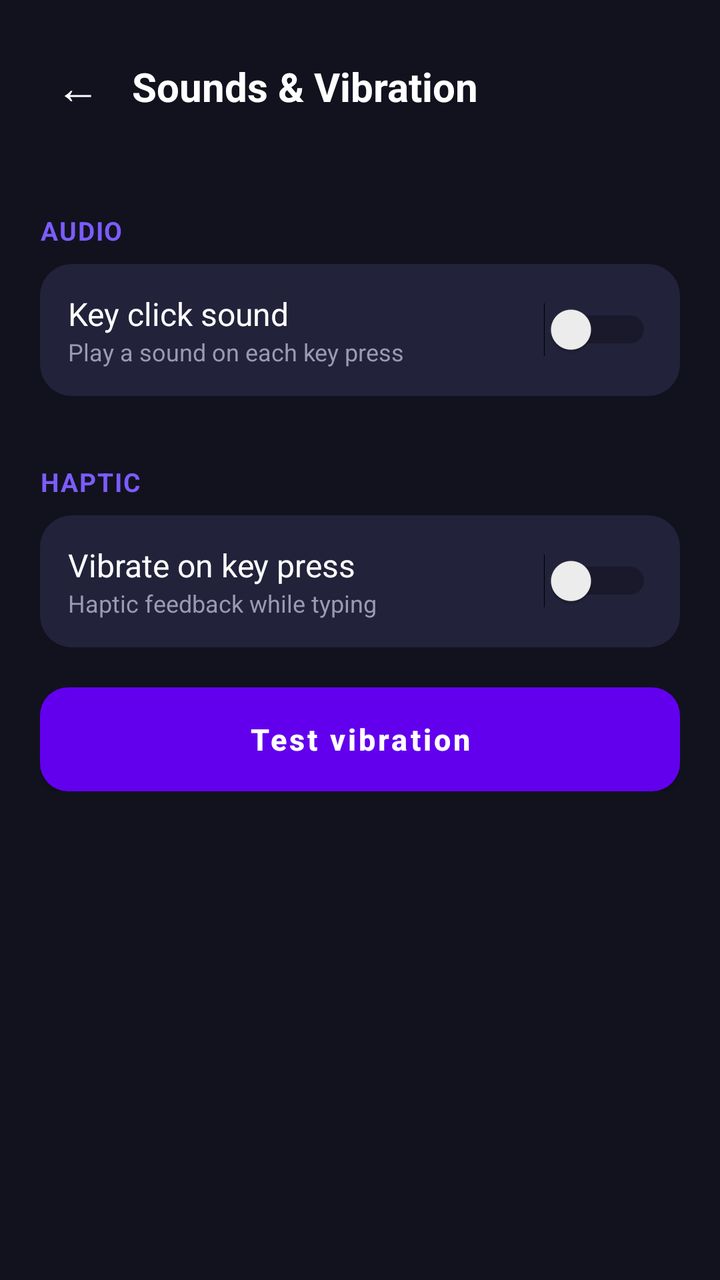
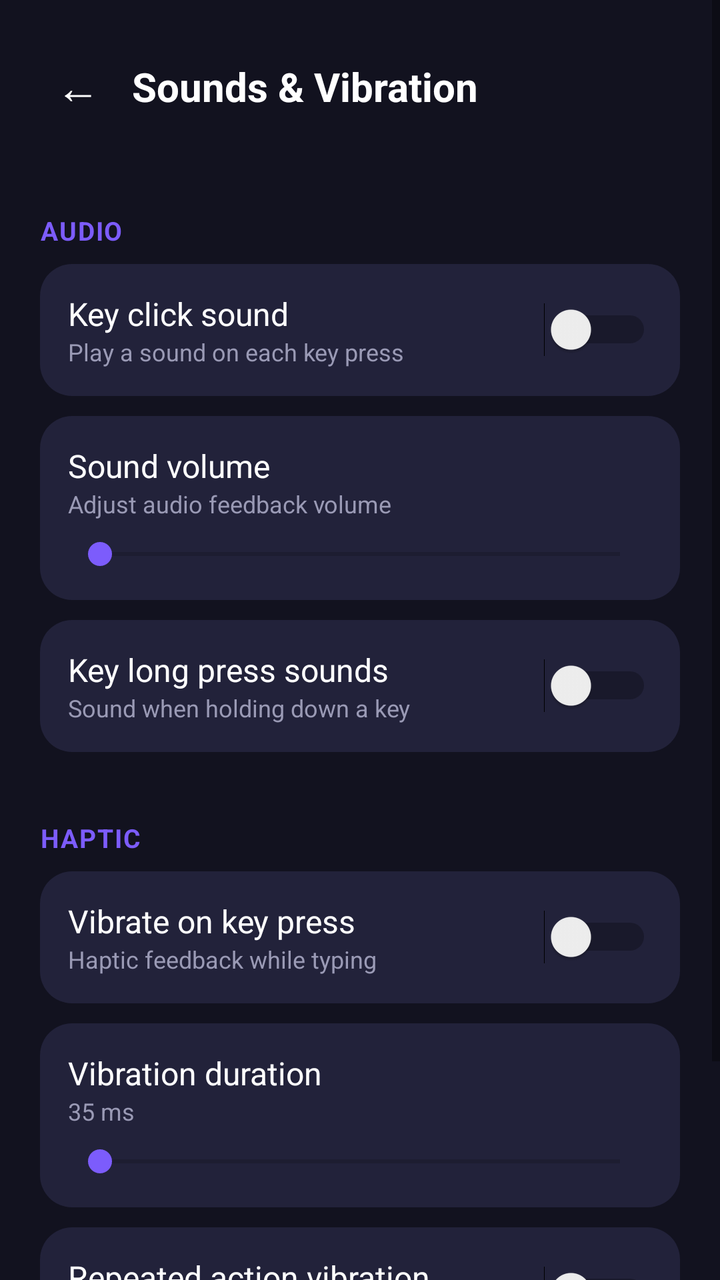

Compare the two renders of this Android layout. The source of the first and the diff that turns it into the second are given below.
<!-- AndroidManifest.xml: application theme Theme.AIKeyboard -->
<!-- res/layout/activity_sounds.xml -->
<?xml version="1.0" encoding="utf-8"?>
<ScrollView xmlns:android="http://schemas.android.com/apk/res/android"
    android:layout_width="match_parent"
    android:layout_height="match_parent"
    android:background="@color/bg_deep">

<LinearLayout
    android:layout_width="match_parent"
    android:layout_height="wrap_content"
    android:orientation="vertical"
    android:padding="20dp">

    <LinearLayout
        android:layout_width="match_parent"
        android:layout_height="wrap_content"
        android:orientation="horizontal"
        android:gravity="center_vertical"
        android:layout_marginBottom="16dp">

        <TextView
            android:id="@+id/btnBack"
            android:layout_width="wrap_content"
            android:layout_height="wrap_content"
            android:text="←"
            android:textColor="@color/text_primary"
            android:textSize="22sp"
            android:padding="8dp" />

        <TextView
            android:layout_width="wrap_content"
            android:layout_height="wrap_content"
            android:text="Sounds &amp; Vibration"
            android:textColor="@color/text_primary"
            android:textSize="20sp"
            android:textStyle="bold"
            android:layout_marginStart="8dp" />

    </LinearLayout>

    <TextView style="@style/SettingsSectionTitle" android:text="AUDIO" />

    <LinearLayout style="@style/SettingsRow">
        <LinearLayout android:layout_width="0dp" android:layout_height="wrap_content" android:layout_weight="1" android:orientation="vertical">
            <TextView style="@style/SettingsRowTitle" android:text="Key click sound" android:layout_width="match_parent" />
            <TextView style="@style/SettingsRowSubtitle" android:text="Play a sound on each key press" android:layout_width="match_parent" />
        </LinearLayout>
        <Switch android:id="@+id/switchSound" android:layout_width="wrap_content" android:layout_height="wrap_content" />
    </LinearLayout>

    <TextView style="@style/SettingsSectionTitle" android:text="HAPTIC" />

    <LinearLayout style="@style/SettingsRow">
        <LinearLayout android:layout_width="0dp" android:layout_height="wrap_content" android:layout_weight="1" android:orientation="vertical">
            <TextView style="@style/SettingsRowTitle" android:text="Vibrate on key press" android:layout_width="match_parent" />
            <TextView style="@style/SettingsRowSubtitle" android:text="Haptic feedback while typing" android:layout_width="match_parent" />
        </LinearLayout>
        <Switch android:id="@+id/switchVibrate" android:layout_width="wrap_content" android:layout_height="wrap_content" />
    </LinearLayout>

    <Button
        android:id="@+id/btnTestVibrate"
        style="@style/PrimaryButton"
        android:layout_marginTop="10dp"
        android:text="Test vibration" />

</LinearLayout>
</ScrollView>
<!-- resources referenced by this layout -->
<resources>
  <color name="bg_deep">#12121F</color>
  <color name="text_primary">#FFFFFF</color>
  <style name="PrimaryButton">
          <item name="android:layout_width">match_parent</item>
          <item name="android:layout_height">52dp</item>
          <item name="android:background">@drawable/primary_button_background</item>
          <item name="android:textColor">@color/text_primary</item>
          <item name="android:textAllCaps">false</item>
          <item name="android:textSize">15sp</item>
          <item name="android:textStyle">bold</item>
          <item name="android:elevation">0dp</item>
      </style>
  <style name="SettingsRow">
          <item name="android:layout_width">match_parent</item>
          <item name="android:layout_height">wrap_content</item>
          <item name="android:orientation">horizontal</item>
          <item name="android:gravity">center_vertical</item>
          <item name="android:background">@drawable/card_background</item>
          <item name="android:padding">14dp</item>
          <item name="android:layout_marginBottom">10dp</item>
      </style>
  <style name="SettingsRowSubtitle">
          <item name="android:layout_width">0dp</item>
          <item name="android:layout_height">wrap_content</item>
          <item name="android:layout_weight">1</item>
          <item name="android:textColor">@color/text_secondary</item>
          <item name="android:textSize">12sp</item>
      </style>
  <style name="SettingsRowTitle">
          <item name="android:layout_width">0dp</item>
          <item name="android:layout_height">wrap_content</item>
          <item name="android:layout_weight">1</item>
          <item name="android:textColor">@color/text_primary</item>
          <item name="android:textSize">16sp</item>
      </style>
  <style name="SettingsSectionTitle">
          <item name="android:layout_width">wrap_content</item>
          <item name="android:layout_height">wrap_content</item>
          <item name="android:textColor">@color/accent</item>
          <item name="android:textSize">13sp</item>
          <item name="android:textStyle">bold</item>
          <item name="android:letterSpacing">0.05</item>
          <item name="android:layout_marginTop">24dp</item>
          <item name="android:layout_marginBottom">8dp</item>
      </style>
  <style name="Theme.AIKeyboard" parent="Theme.MaterialComponents.DayNight.NoActionBar">
          <item name="android:windowBackground">@color/bg_deep</item>
          <item name="colorAccent">@color/accent</item>
      </style>
  <!-- drawable primary_button_background (drawable) -->
  <?xml version="1.0" encoding="utf-8"?>
  <selector xmlns:android="http://schemas.android.com/apk/res/android">
      <item android:state_pressed="true">
          <shape android:shape="rectangle">
              <solid android:color="@color/accent_dark" />
              <corners android:radius="14dp" />
          </shape>
      </item>
      <item>
          <shape android:shape="rectangle">
              <solid android:color="@color/accent" />
              <corners android:radius="14dp" />
          </shape>
      </item>
  </selector>
  <!-- drawable card_background (drawable) -->
  <?xml version="1.0" encoding="utf-8"?>
  <shape xmlns:android="http://schemas.android.com/apk/res/android" android:shape="rectangle">
      <solid android:color="@color/bg_card" />
      <corners android:radius="16dp" />
  </shape>
  <color name="text_secondary">#9A9AB5</color>
  <color name="accent">#7C5CFC</color>
  <color name="accent_dark">#5B3FE0</color>
  <color name="bg_card">#22223A</color>
</resources>

<!-- the commit's change to res/layout/activity_sounds.xml (unified diff, before → after) -->
@@ -47,6 +47,20 @@
         <Switch android:id="@+id/switchSound" android:layout_width="wrap_content" android:layout_height="wrap_content" />
     </LinearLayout>
 
+    <LinearLayout style="@style/SettingsRow" android:orientation="vertical">
+        <TextView style="@style/SettingsRowTitle" android:text="Sound volume" android:layout_width="match_parent" />
+        <TextView style="@style/SettingsRowSubtitle" android:text="Adjust audio feedback volume" android:layout_width="match_parent" android:layout_marginBottom="8dp" />
+        <SeekBar android:id="@+id/seekVolume" android:layout_width="match_parent" android:layout_height="wrap_content" android:max="100" />
+    </LinearLayout>
+
+    <LinearLayout style="@style/SettingsRow">
+        <LinearLayout android:layout_width="0dp" android:layout_height="wrap_content" android:layout_weight="1" android:orientation="vertical">
+            <TextView style="@style/SettingsRowTitle" android:text="Key long press sounds" android:layout_width="match_parent" />
+            <TextView style="@style/SettingsRowSubtitle" android:text="Sound when holding down a key" android:layout_width="match_parent" />
+        </LinearLayout>
+        <Switch android:id="@+id/switchLongPressSound" android:layout_width="wrap_content" android:layout_height="wrap_content" />
+    </LinearLayout>
+
     <TextView style="@style/SettingsSectionTitle" android:text="HAPTIC" />
 
     <LinearLayout style="@style/SettingsRow">
@@ -57,6 +71,20 @@
         <Switch android:id="@+id/switchVibrate" android:layout_width="wrap_content" android:layout_height="wrap_content" />
     </LinearLayout>
 
+    <LinearLayout style="@style/SettingsRow" android:orientation="vertical">
+        <TextView style="@style/SettingsRowTitle" android:text="Vibration duration" android:layout_width="match_parent" />
+        <TextView android:id="@+id/vibrateDurationLabel" style="@style/SettingsRowSubtitle" android:text="35 ms" android:layout_width="match_parent" android:layout_marginBottom="8dp" />
+        <SeekBar android:id="@+id/seekVibrateDuration" android:layout_width="match_parent" android:layout_height="wrap_content" android:max="150" />
+    </LinearLayout>
+
+    <LinearLayout style="@style/SettingsRow">
+        <LinearLayout android:layout_width="0dp" android:layout_height="wrap_content" android:layout_weight="1" android:orientation="vertical">
+            <TextView style="@style/SettingsRowTitle" android:text="Repeated action vibration" android:layout_width="match_parent" />
+            <TextView style="@style/SettingsRowSubtitle" android:text="e.g. holding the delete key" android:layout_width="match_parent" />
+        </LinearLayout>
+        <Switch android:id="@+id/switchRepeatedVibrate" android:layout_width="wrap_content" android:layout_height="wrap_content" />
+    </LinearLayout>
+
     <Button
         android:id="@+id/btnTestVibrate"
         style="@style/PrimaryButton"
